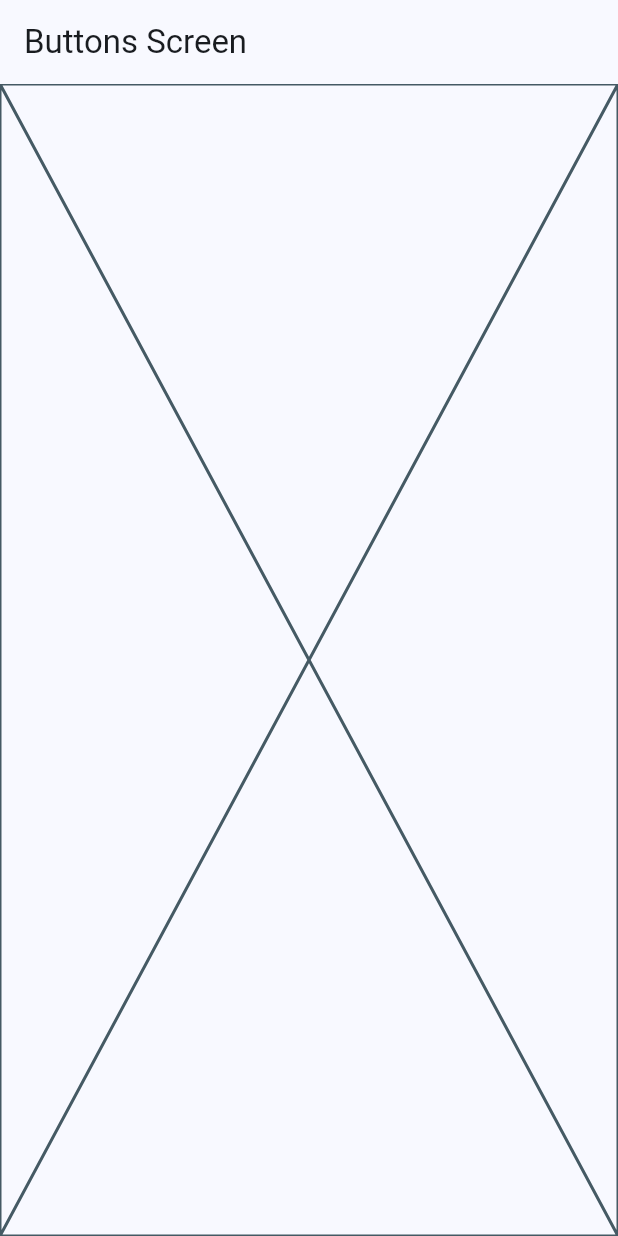
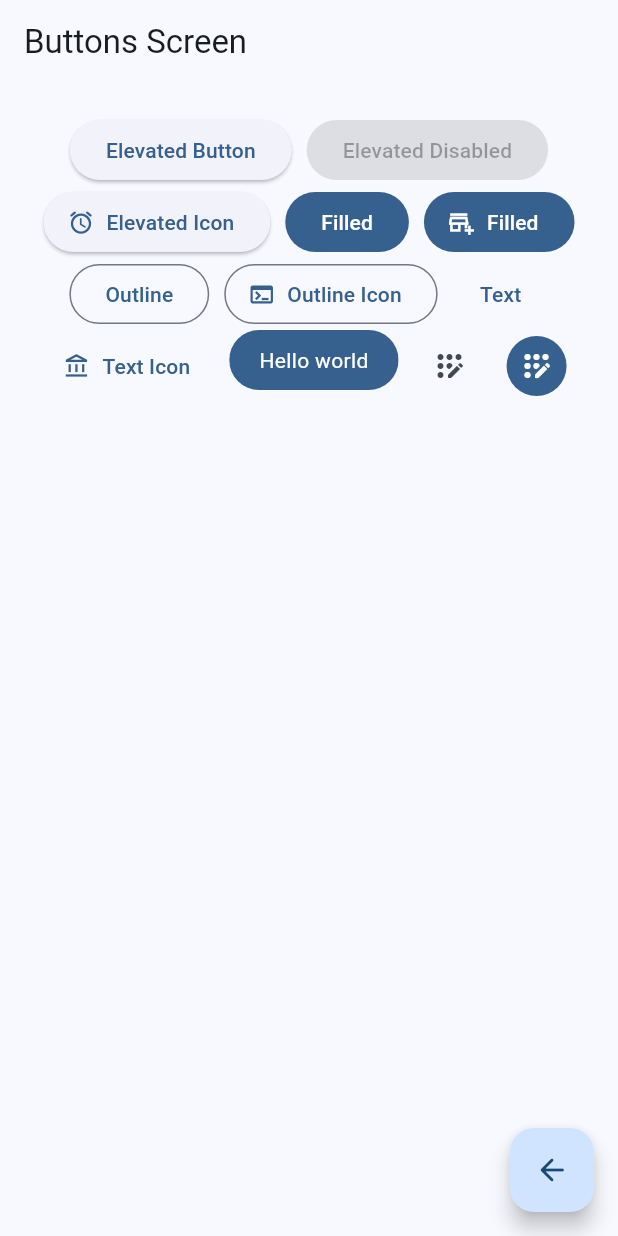
Before and after one commit to Juudini/flutter_widgets_app, a Flutter app: the ButtonsScreen screen opened by its route, on a phone screen of 412 x 824 dp. Run offline on Flutter 3.47's test engine with Material 3 defaults, Android fonts, the phone set to English and light mode, and no system bars; our stand-ins replace go_router.

Commit message:
feat: finished buttons screen

```diff
--- a/lib/presentation/screens/buttons/buttons_screen.dart
+++ b/lib/presentation/screens/buttons/buttons_screen.dart
@@ -1,4 +1,5 @@
 import 'package:flutter/material.dart';
+import 'package:go_router/go_router.dart';
 
 class ButtonsScreen extends StatelessWidget {
   static const String name = 'buttons_screen';
@@ -11,7 +12,100 @@ class ButtonsScreen extends StatelessWidget {
       appBar: AppBar(
         title: const Text('Buttons Screen'),
       ),
-      body: const Placeholder(),
+      body: const _ButtonsView(),
+      floatingActionButton: FloatingActionButton(
+        child: const Icon(Icons.arrow_back_rounded),
+        onPressed: () {
+          context.pop();
+        },
+      ),
     );
   }
 }
+
+class _ButtonsView extends StatelessWidget {
+  const _ButtonsView();
+
+  @override
+  Widget build(BuildContext context) {
+    final colors = Theme.of(context).colorScheme;
+    return SizedBox(
+      width: double.infinity,
+      child: Padding(
+        padding: const EdgeInsets.symmetric(horizontal: 10, vertical: 20),
+        child: Wrap(
+          spacing: 10,
+          alignment: WrapAlignment.center,
+          children: [
+            ElevatedButton(
+                onPressed: () {}, child: const Text('Elevated Button')),
+            const ElevatedButton(
+                onPressed: null, child: Text('Elevated Disabled')),
+            ElevatedButton.icon(
+              onPressed: () {},
+              icon: const Icon(Icons.access_alarm_rounded),
+              label: const Text('Elevated Icon'),
+            ),
+            FilledButton(onPressed: () {}, child: const Text('Filled')),
+            FilledButton.icon(
+              onPressed: () {},
+              icon: const Icon(Icons.add_business_outlined),
+              label: const Text('Filled'),
+            ),
+            OutlinedButton(onPressed: () {}, child: const Text('Outline')),
+            OutlinedButton.icon(
+              onPressed: () {},
+              icon: const Icon(Icons.terminal),
+              label: const Text('Outline Icon'),
+            ),
+            TextButton(onPressed: () {}, child: const Text('Text')),
+            TextButton.icon(
+              onPressed: () {},
+              icon: const Icon(Icons.account_balance_outlined),
+              label: const Text('Text Icon'),
+            ),
+            const CustomButton(),
+            IconButton(
+              onPressed: () {},
+              icon: const Icon(Icons.app_registration_rounded),
+            ),
+            IconButton(
+              onPressed: () {},
+              icon: const Icon(Icons.app_registration_rounded),
+              style: ButtonStyle(
+                backgroundColor: MaterialStatePropertyAll(colors.primary),
+                iconColor: const MaterialStatePropertyAll(Colors.white),
+              ),
+            ),
+          ],
+        ),
+      ),
+    );
+  }
+}
+
+class CustomButton extends StatelessWidget {
+  const CustomButton({super.key});
+
+  @override
+  Widget build(BuildContext context) {
+    final colors = Theme.of(context).colorScheme;
+
+    return ClipRRect(
+      borderRadius: BorderRadius.circular(20),
+      child: Material(
+        color: colors.primary,
+        child: InkWell(
+          onTap: () {},
+          child: Padding(
+            padding: const EdgeInsets.symmetric(horizontal: 20, vertical: 10),
+            child: const Text(
+              'Hello world',
+              style: TextStyle(color: Colors.white),
+            ),
+          ),
+        ),
+      ),
+    );
+  }
+}
--- a/lib/presentation/screens/home/home_screen.dart
+++ b/lib/presentation/screens/home/home_screen.dart
@@ -1,6 +1,5 @@
 import 'package:flutter/material.dart';
 import 'package:flutter_widgets_app/config/menu/menu_items.dart';
-import 'package:flutter_widgets_app/presentation/screens/cards/cards_screen.dart';
 import 'package:go_router/go_router.dart';
 
 class HomeScreen extends StatelessWidget {
```
